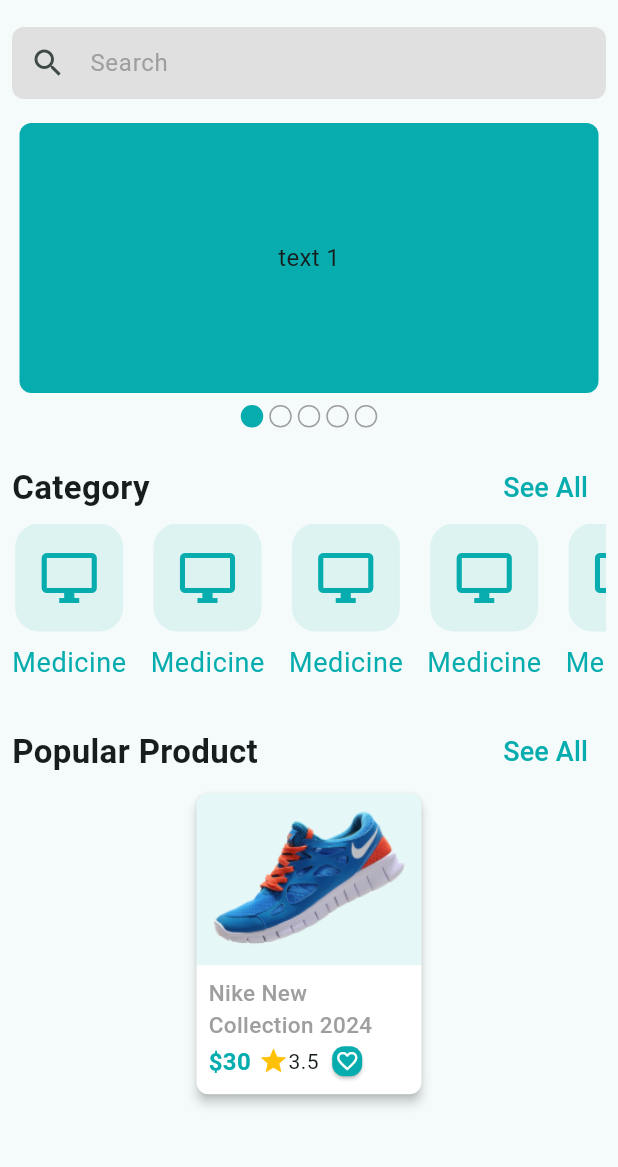
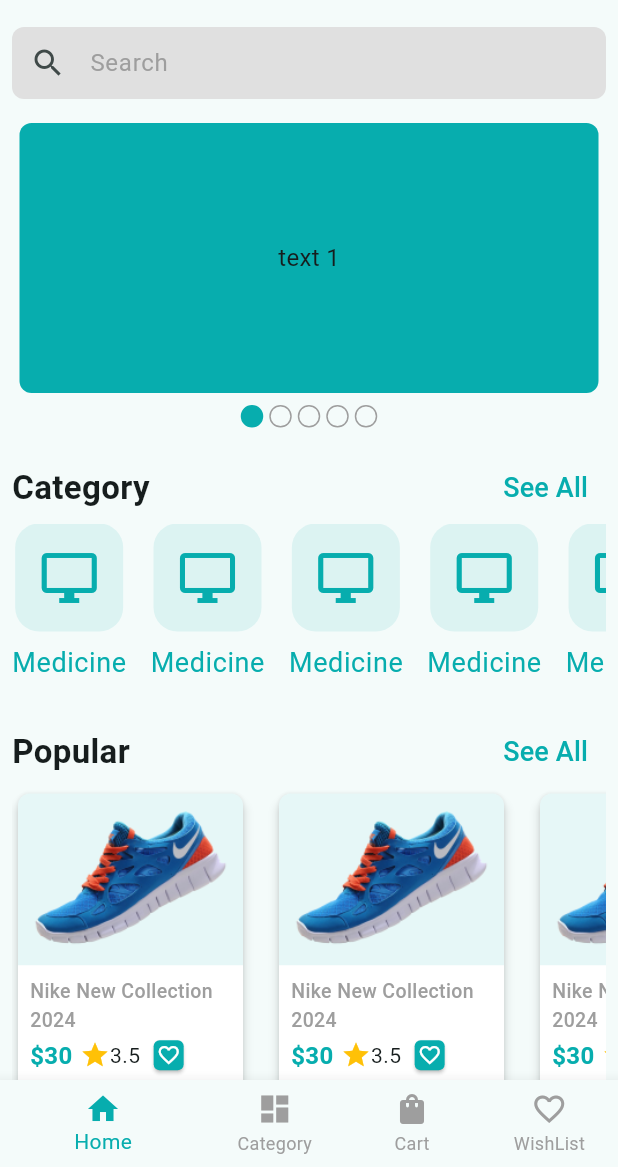
Before and after one commit to hellosrinath/c_commerce, a Flutter app: the screen it shows after launch, on a phone screen of 412 x 824 dp, the part 69-1236 px from its top. Run offline on Flutter 3.47's test engine with Material 3 defaults, Android fonts, the phone set to English and light mode, and no system bars; drawn by our look-alikes of carousel_slider; our stand-ins replace flutter_svg, get, pin_code_fields.

Commit message:
- add home screen ui - add category screen ui - add product list ui by category - and wish list ui - add popScope function for backstack

```diff
--- a/lib/app.dart
+++ b/lib/app.dart
@@ -1,3 +1,4 @@
+import 'package:c_commerce/controller_binder.dart';
 import 'package:c_commerce/presentation/screens/splash_screen.dart';
 import 'package:c_commerce/presentation/utility/app_colors.dart';
 import 'package:flutter/material.dart';
@@ -14,6 +15,7 @@ class _CraftyBayState extends State<CraftyBay> {
   @override
   Widget build(BuildContext context) {
     return GetMaterialApp(
+      initialBinding: ControllerBinder(),
       debugShowCheckedModeBanner: false,
       home: const SplashScreen(),
       theme: _buildThemeData(),
--- /dev/null
+++ b/lib/controller_binder.dart
@@ -0,0 +1,9 @@
+import 'package:c_commerce/presentation/state_holders/main_bottom_nav_bar_controller.dart';
+import 'package:get/get.dart';
+
+class ControllerBinder extends Bindings {
+  @override
+  void dependencies() {
+    Get.put(MainBottomNavBarController());
+  }
+}
--- a/lib/presentation/screens/home_screen.dart
+++ b/lib/presentation/screens/home_screen.dart
@@ -40,10 +40,22 @@ class _HomeScreenState extends State<HomeScreen> {
               _buildCategoryListView(),
               const SizedBox(height: 8),
               SectionHeader(
-                title: 'Popular Product',
+                title: 'Popular',
                 onTapSeeAll: () {},
               ),
-              const ProductCard()
+              _buildProductListView(),
+              const SizedBox(height: 8),
+              SectionHeader(
+                title: 'Special',
+                onTapSeeAll: () {},
+              ),
+              _buildProductListView(),
+              const SizedBox(height: 8),
+              SectionHeader(
+                title: 'New',
+                onTapSeeAll: () {},
+              ),
+              _buildProductListView(),
             ],
           ),
         ),
@@ -59,6 +71,22 @@ class _HomeScreenState extends State<HomeScreen> {
         scrollDirection: Axis.horizontal,
         itemBuilder: (context, index) {
           return const CategoryItem();
+        },
+        separatorBuilder: (BuildContext context, int index) {
+          return const SizedBox(width: 8 * 2);
+        },
+      ),
+    );
+  }
+
+  Widget _buildProductListView() {
+    return SizedBox(
+      height: 210,
+      child: ListView.separated(
+        itemCount: 5,
+        scrollDirection: Axis.horizontal,
+        itemBuilder: (context, index) {
+          return const ProductCard();
         },
         separatorBuilder: (BuildContext context, int index) {
           return const SizedBox(width: 8 * 2);
--- /dev/null
+++ b/lib/presentation/screens/main_bottom_navbar_screen.dart
@@ -0,0 +1,54 @@
+import 'package:c_commerce/presentation/screens/cart_list_screen.dart';
+import 'package:c_commerce/presentation/screens/category_list_screen.dart';
+import 'package:c_commerce/presentation/screens/home_screen.dart';
+import 'package:c_commerce/presentation/screens/wish_list_screen.dart';
+import 'package:c_commerce/presentation/state_holders/main_bottom_nav_bar_controller.dart';
+import 'package:c_commerce/presentation/utility/app_colors.dart';
+import 'package:flutter/material.dart';
+import 'package:get/get.dart';
+
+class MainBottomNavBarScreen extends StatefulWidget {
+  const MainBottomNavBarScreen({super.key});
+
+  @override
+  State<MainBottomNavBarScreen> createState() => _MainBottomNavBarScreenState();
+}
+
+class _MainBottomNavBarScreenState extends State<MainBottomNavBarScreen> {
+  final MainBottomNavBarController _navBarController =
+      Get.find<MainBottomNavBarController>();
+
+  final List<Widget> _screens = [
+    const HomeScreen(),
+    const CategoryListScreen(),
+    const CartListScreen(),
+    const WishListScreen(),
+  ];
+
+  @override
+  Widget build(BuildContext context) {
+    return Scaffold(
+      body: GetBuilder<MainBottomNavBarController>(
+        builder: (_) => _screens[_navBarController.selectedIndex],
+      ),
+      bottomNavigationBar: GetBuilder<MainBottomNavBarController>(builder: (_) {
+        return BottomNavigationBar(
+          currentIndex: _navBarController.selectedIndex,
+          onTap: _navBarController.changeIndex,
+          selectedItemColor: AppColor.primaryColor,
+          unselectedItemColor: Colors.grey,
+          showUnselectedLabels: true,
+          items: const [
+            BottomNavigationBarItem(icon: Icon(Icons.home), label: 'Home'),
+            BottomNavigationBarItem(
+                icon: Icon(Icons.dashboard), label: 'Category'),
+            BottomNavigationBarItem(
+                icon: Icon(Icons.shopping_bag), label: 'Cart'),
+            BottomNavigationBarItem(
+                icon: Icon(Icons.favorite_border_outlined), label: 'WishList'),
+          ],
+        );
+      }),
+    );
+  }
+}
--- a/lib/presentation/screens/splash_screen.dart
+++ b/lib/presentation/screens/splash_screen.dart
@@ -1,5 +1,6 @@
 import 'package:c_commerce/presentation/screens/email_verificaton_screen.dart';
 import 'package:c_commerce/presentation/screens/home_screen.dart';
+import 'package:c_commerce/presentation/screens/main_bottom_navbar_screen.dart';
 import 'package:c_commerce/presentation/widgets/app_logo.dart';
 import 'package:flutter/material.dart';
 import 'package:get/route_manager.dart';
@@ -20,7 +21,7 @@ class _SplashScreenState extends State<SplashScreen> {
 
   Future<void> _moveToHomeScreen() async {
     await Future.delayed(const Duration(seconds: 2));
-    Get.off(() => const HomeScreen());
+    Get.off(() => const MainBottomNavBarScreen());
   }
 
   @override
--- /dev/null
+++ b/lib/presentation/state_holders/main_bottom_nav_bar_controller.dart
@@ -0,0 +1,17 @@
+import 'package:get/get.dart';
+
+class MainBottomNavBarController extends GetxController {
+  int _selectedIndex = 0;
+
+  int get selectedIndex => _selectedIndex;
+
+  void changeIndex(int index) {
+    _selectedIndex = index;
+    update();
+  }
+
+  void moveToHomeScreen() {
+    _selectedIndex = 0;
+    update();
+  }
+}
--- a/lib/presentation/widgets/category_item.dart
+++ b/lib/presentation/widgets/category_item.dart
@@ -1,5 +1,7 @@
+import 'package:c_commerce/presentation/screens/product_list_screen.dart';
 import 'package:c_commerce/presentation/utility/app_colors.dart';
 import 'package:flutter/material.dart';
+import 'package:get/route_manager.dart';
 
 class CategoryItem extends StatelessWidget {
   const CategoryItem({
@@ -8,7 +10,11 @@ class CategoryItem extends StatelessWidget {
 
   @override
   Widget build(BuildContext context) {
-    return Column(
+    return GestureDetector(
+      onTap: () {
+        Get.to(() => const ProductListScreen(categoryName: 'Medicine'));
+      },
+      child: Column(
         children: [
           Container(
             padding: const EdgeInsets.all(16),
@@ -32,6 +38,7 @@ class CategoryItem extends StatelessWidget {
             ),
           )
         ],
+      ),
     );
   }
 }
--- a/lib/presentation/widgets/product_card.dart
+++ b/lib/presentation/widgets/product_card.dart
@@ -1,15 +1,20 @@
 import 'package:c_commerce/presentation/utility/app_colors.dart';
 import 'package:c_commerce/presentation/utility/assets_path.dart';
+import 'package:flutter/cupertino.dart';
 import 'package:flutter/material.dart';
 
 class ProductCard extends StatelessWidget {
   const ProductCard({
     super.key,
+    this.showAddToWishList = true,
   });
+
+  final bool showAddToWishList;
 
   @override
   Widget build(BuildContext context) {
     return Card(
+      surfaceTintColor: Colors.white,
       elevation: 3,
       color: Colors.white,
       shape: RoundedRectangleBorder(
@@ -23,7 +28,7 @@ class ProductCard extends StatelessWidget {
               width: 150,
               decoration: BoxDecoration(
                 color: AppColor.primaryColor.withOpacity(0.1),
-                borderRadius: BorderRadius.only(
+                borderRadius: const BorderRadius.only(
                   topLeft: Radius.circular(8),
                   topRight: Radius.circular(8),
                 ),
@@ -45,7 +50,7 @@ class ProductCard extends StatelessWidget {
                     maxLines: 2,
                     style: TextStyle(
                       overflow: TextOverflow.ellipsis,
-                      fontSize: 15,
+                      fontSize: 13,
                       color: Colors.grey,
                       fontWeight: FontWeight.w500,
                     ),
@@ -73,19 +78,7 @@ class ProductCard extends StatelessWidget {
                           Text('3.5'),
                         ],
                       ),
-                      Card(
-                        color: AppColor.primaryColor,
-                        shape: RoundedRectangleBorder(
-                            borderRadius: BorderRadius.circular(8)),
-                        child: const Padding(
-                          padding: EdgeInsets.all(2.0),
-                          child: Icon(
-                            Icons.favorite_border_outlined,
-                            size: 16,
-                            color: Colors.white,
-                          ),
-                        ),
-                      )
+                      _buildAddToWishProduct()
                     ],
                   )
                 ],
@@ -96,4 +89,27 @@ class ProductCard extends StatelessWidget {
       ),
     );
   }
+
+  Widget _buildAddToWishProduct() {
+    return Visibility(
+      visible: showAddToWishList,
+      replacement: _getIconButton(Icons.delete),
+      child: _getIconButton(Icons.favorite_border_outlined),
+    );
+  }
+
+  Widget _getIconButton(IconData iconData) {
+    return Card(
+      color: AppColor.primaryColor,
+      shape: RoundedRectangleBorder(borderRadius: BorderRadius.circular(4)),
+      child: Padding(
+        padding: const EdgeInsets.all(2.0),
+        child: Icon(
+          iconData,
+          size: 16,
+          color: Colors.white,
+        ),
+      ),
+    );
+  }
 }
```
Also changed, not shown: lib/presentation/screens/cart_list_screen.dart (added, +33 -0 lines), lib/presentation/screens/category_list_screen.dart (added, +45 -0 lines), lib/presentation/screens/product_list_screen.dart (added, +37 -0 lines), lib/presentation/screens/wish_list_screen.dart (added, +52 -0 lines). Lines whose indentation alone changed are shown as unchanged.
